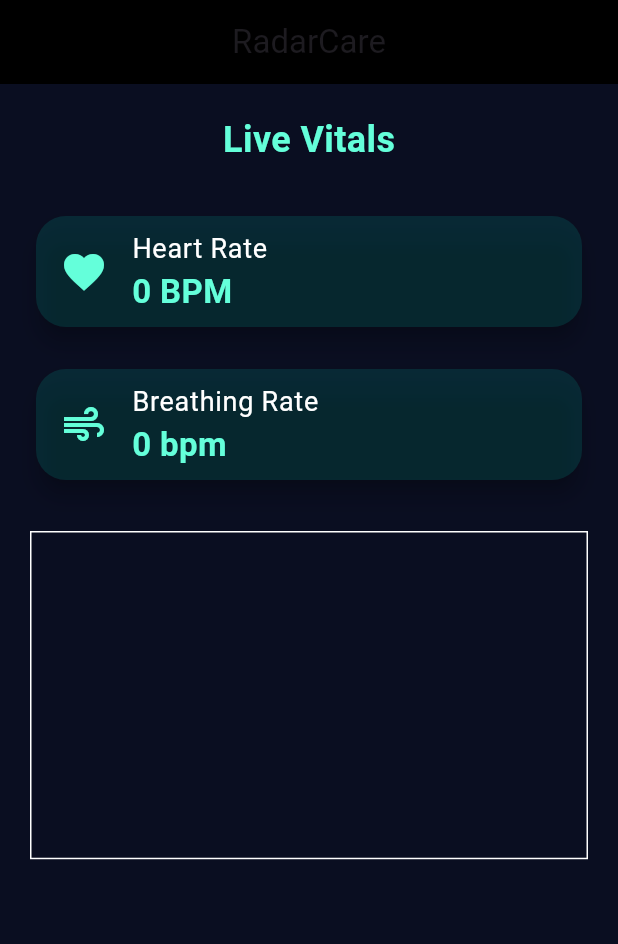
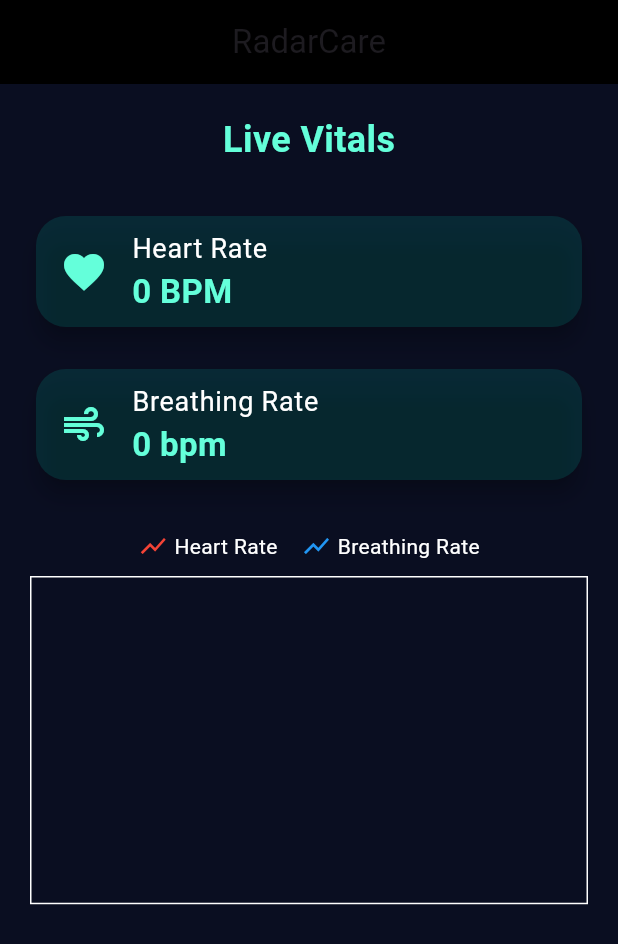
Before and after one commit to AK47Kavan/hackathon, a Flutter app: the screen it shows after launch, on a phone screen of 412 x 824 dp. Shown: the top 944 px of the screen. Run offline on Flutter 3.47's test engine with Material 3 defaults, Android fonts, the phone set to English and light mode, and no system bars; drawn by our look-alikes of fl_chart; our stand-ins replace lottie; network calls fail.

Commit message:
hackthon project

```diff
--- a/lib/main_page.dart
+++ b/lib/main_page.dart
@@ -1,8 +1,8 @@
-import 'dart:async'; // Import Timer
+import 'dart:async';
 import 'package:flutter/material.dart';
-import 'package:flutter_local_notifications/flutter_local_notifications.dart';
 import 'package:fl_chart/fl_chart.dart';
 import 'package:hackathon/services/thingspeak_service.dart';
+
 class MainScreen extends StatefulWidget {
   const MainScreen({super.key});
 
@@ -12,29 +12,19 @@ class MainScreen extends StatefulWidget {
 
 class _MainScreenState extends State<MainScreen> {
   final ThingSpeakService _service = ThingSpeakService();
-  final FlutterLocalNotificationsPlugin flutterLocalNotificationsPlugin =
-      FlutterLocalNotificationsPlugin();
 
   int heartRate = 0;
   int breathRate = 0;
   List<FlSpot> heartRateData = [];
   List<FlSpot> breathRateData = [];
 
-  late Timer _timer; // Declare the Timer
+  late Timer _timer;
 
   @override
   void initState() {
     super.initState();
-    _initializeNotifications();
-    _fetchVitalsData(); // Fetch data initially
-    _startDataFetching(); // Start periodic fetching every 10 seconds
-  }
-
-  void _initializeNotifications() {
-    const android = AndroidInitializationSettings('@mipmap/ic_launcher');
-    final initializationSettings =
-        InitializationSettings(android: android);
-    flutterLocalNotificationsPlugin.initialize(initializationSettings);
+    _fetchVitalsData();
+    _startDataFetching();
   }
 
   Future<void> _fetchVitalsData() async {
@@ -44,47 +34,25 @@ class _MainScreenState extends State<MainScreen> {
         heartRate = data['heartRate'] ?? 0;
         breathRate = data['breathRate'] ?? 0;
 
-        // Add new data points to the graph
+        // Add data to chart (keep last 20 points)
         heartRateData.add(FlSpot(heartRateData.length.toDouble(), heartRate.toDouble()));
         breathRateData.add(FlSpot(breathRateData.length.toDouble(), breathRate.toDouble()));
+
+        if (heartRateData.length > 20) heartRateData.removeAt(0);
+        if (breathRateData.length > 20) breathRateData.removeAt(0);
       });
-
-      // Check if values exceed thresholds and show alert if necessary
-      if (heartRate > 100) {
-        _showAlert('High Heart Rate', 'Heart Rate is too high: $heartRate BPM');
-      }
-      if (breathRate > 25) {
-        _showAlert('High Breathing Rate', 'Breathing Rate is too high: $breathRate BPM');
-      }
     }
   }
 
   void _startDataFetching() {
-    _timer = Timer.periodic(const Duration(seconds: 10), (timer) {
-      _fetchVitalsData(); // Fetch data every 10 seconds
+    _timer = Timer.periodic(const Duration(seconds: 5), (timer) {
+      _fetchVitalsData();
     });
-  }
-
-  Future<void> _showAlert(String title, String message) async {
-    const androidDetails = AndroidNotificationDetails(
-      'alert_channel',
-      'Alert Notifications',
-      importance: Importance.max,
-      priority: Priority.high,
-    );
-    final details = NotificationDetails(android: androidDetails);
-    await flutterLocalNotificationsPlugin.show(
-      0,
-      title,
-      message,
-      details,
-      payload: 'item x',
-    );
   }
 
   @override
   void dispose() {
-    _timer.cancel(); // Cancel the timer when the widget is disposed
+    _timer.cancel();
     super.dispose();
   }
 
@@ -115,6 +83,8 @@ class _MainScreenState extends State<MainScreen> {
             const SizedBox(height: 20),
             _buildVitalsCard("Breathing Rate", "$breathRate bpm", Icons.air),
             const SizedBox(height: 30),
+            _buildLegend(),
+            const SizedBox(height: 10),
             _buildGraph(),
           ],
         ),
@@ -150,14 +120,32 @@ class _MainScreenState extends State<MainScreen> {
     );
   }
 
+  Widget _buildLegend() {
+    return Row(
+      mainAxisAlignment: MainAxisAlignment.center,
+      children: const [
+        Icon(Icons.show_chart, color: Colors.red, size: 20),
+        SizedBox(width: 4),
+        Text("Heart Rate", style: TextStyle(color: Colors.white)),
+        SizedBox(width: 16),
+        Icon(Icons.show_chart, color: Colors.blue, size: 20),
+        SizedBox(width: 4),
+        Text("Breathing Rate", style: TextStyle(color: Colors.white)),
+      ],
+    );
+  }
+
   Widget _buildGraph() {
     return AspectRatio(
       aspectRatio: 1.7,
       child: LineChart(
         LineChartData(
-          gridData: FlGridData(show: false),
-          titlesData: FlTitlesData(show: false),
-          borderData: FlBorderData(show: true, border: Border.all(color: Colors.white, width: 1)),
+          gridData: const FlGridData(show: false),
+          titlesData: const FlTitlesData(show: false),
+          borderData: FlBorderData(
+            show: true,
+            border: Border.all(color: Colors.white, width: 1),
+          ),
           lineBarsData: [
             LineChartBarData(
               spots: heartRateData,
--- a/lib/services/thingspeak_service.dart
+++ b/lib/services/thingspeak_service.dart
@@ -2,13 +2,12 @@ import 'dart:convert';
 import 'package:http/http.dart' as http;
 
 class ThingSpeakService {
-  // Replace these with your ThingSpeak Channel ID and Read API Key
-  final String channelId = 'YOUR_CHANNEL_ID';
-  final String readApiKey = 'YOUR_READ_API_KEY';
+  final String channelId = '2927796';
+  final String readApiKey = 'QDTVN2ZKN07AIYCM';
 
   Future<Map<String, int>?> fetchVitals() async {
     final url = Uri.parse(
-        'https://api.thingspeak.com/channels/$channelId/feeds.json?api_key=$readApiKey&results=2');
+        'https://api.thingspeak.com/channels/$channelId/feeds.json?api_key=$readApiKey&results=1');
 
     try {
       final response = await http.get(url);
@@ -17,11 +16,14 @@ class ThingSpeakService {
         final feeds = data['feeds'];
 
         if (feeds.isNotEmpty) {
-          final heartRate = int.parse(feeds[0]['field1'] ?? '0');
-          final breathRate = int.parse(feeds[0]['field2'] ?? '0');
+          final latestFeed = feeds[0];
+          final heartRate = double.tryParse(latestFeed['field1'] ?? '0')?.round() ?? 0;
+          final breathRate = double.tryParse(latestFeed['field2'] ?? '0')?.round() ?? 0;
 
           return {'heartRate': heartRate, 'breathRate': breathRate};
         }
+      } else {
+        print('HTTP error: ${response.statusCode}');
       }
     } catch (e) {
       print("Error fetching data: $e");
--- a/pubspec.yaml
+++ b/pubspec.yaml
@@ -11,7 +11,7 @@ dependencies:
     sdk: flutter
   cupertino_icons: ^1.0.8
   http: ^1.3.0
-  fl_chart: ^0.71.0
+  fl_chart: ^0.63.0
   flutter_local_notifications: ^19.1.0
   google_fonts: ^6.2.1
   lottie: ^3.2.0
```
Also changed, not shown: pubspec.lock.
